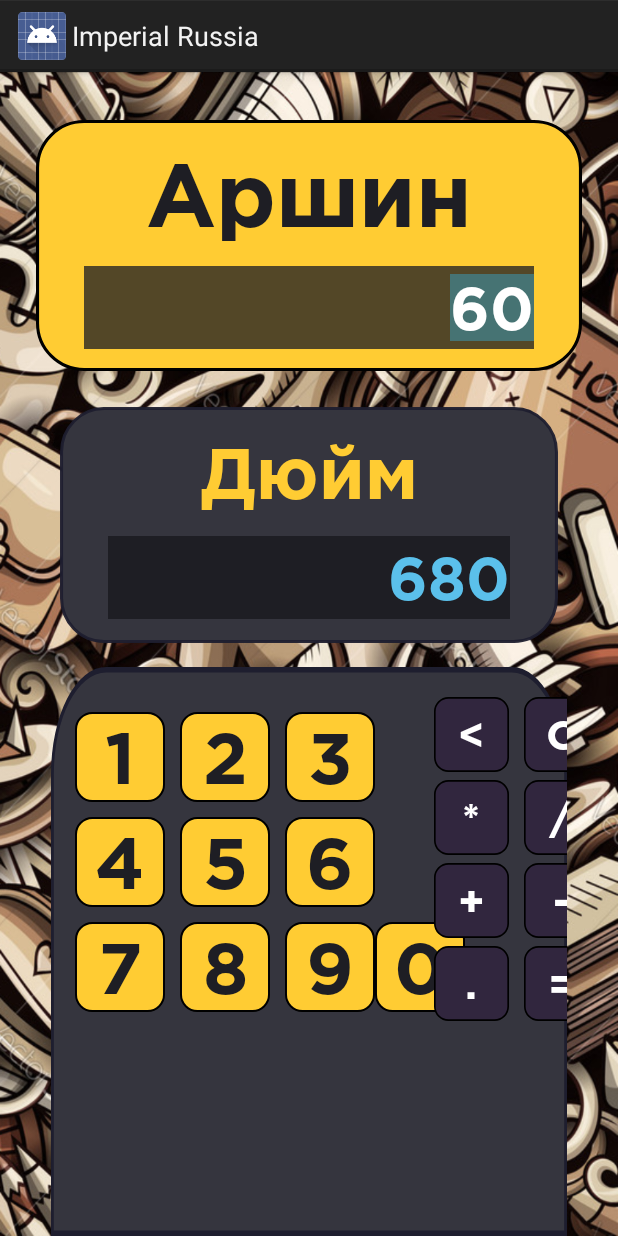
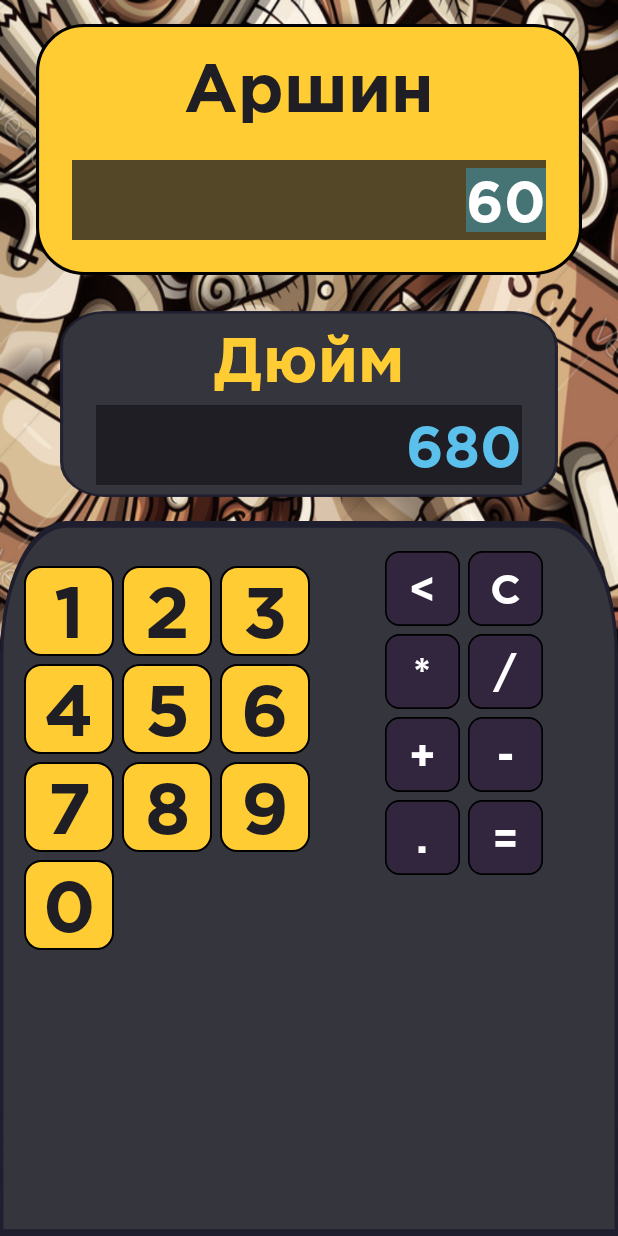
Before and after one commit to mikolasan/ForgottenStandards, an Android app: the screen it shows after launch (MeasuringActivity), on a phone screen of 412 x 824 dp. Run offline under Robolectric (Android 15) with nearby library versions, the phone set to English and light mode, and no system bars.

Commit message:
Fix layout and keyboard issues

```diff
--- a/app/build.gradle
+++ b/app/build.gradle
@@ -27,6 +27,7 @@ dependencies {
     implementation"org.jetbrains.kotlin:kotlin-stdlib-jdk7:$kotlin_version"
     implementation 'com.android.support.constraint:constraint-layout:1.1.3'
     implementation 'com.android.support:support-core-utils:28.0.0'
+    implementation 'com.android.support:appcompat-v7:28.0.0'
     testImplementation 'junit:junit:4.12'
     androidTestImplementation 'com.android.support.test:runner:1.0.2'
     androidTestImplementation 'com.android.support.test.espresso:espresso-core:3.0.2'
--- a/app/src/main/java/io/github/mikolasan/imperialrussia/BasicCalculator.kt
+++ b/app/src/main/java/io/github/mikolasan/imperialrussia/BasicCalculator.kt
@@ -17,19 +17,17 @@ class BasicCalculator(val expression: String) {
     }
 
 
-    fun nextChar() {
+    fun hasNextChar(): Boolean {
+        return pos + 1 < expression.length
+    }
+
+    fun nextChar(): Char? {
         char = expression.elementAtOrNull(++pos)
+        return char
     }
 
     fun eat(charToEat: Char): Boolean {
-        while (char == ' ') nextChar()
-        return when (char) {
-            charToEat -> {
-                nextChar()
-                true
-            }
-            else -> false
-        }
+        return (char == charToEat) && hasNextChar() && nextChar() != null
     }
 
     fun parse(): Double{
@@ -66,8 +64,9 @@ class BasicCalculator(val expression: String) {
     }
 
     fun parseFactor(): Double {
-        if (eat('+')) return parseFactor()
-        if (eat('-')) return parseFactor()
+
+        if (eat('+')) return parseFactor() // unary plus
+        if (eat('-')) return -parseFactor() // unary minus
         val startPos = pos
         var x = .0
         while (char in '0'..'9' || char == '.') {
--- a/app/src/main/java/io/github/mikolasan/imperialrussia/MeasuringActivity.kt
+++ b/app/src/main/java/io/github/mikolasan/imperialrussia/MeasuringActivity.kt
@@ -123,8 +123,8 @@ class MeasuringActivity : Activity() {
             }
 
             override fun onTextChanged(s: CharSequence?, start: Int, before: Int, count: Int) {
-                if (s?.isNotEmpty()!!) {
-                    val inches = s.toString().toDouble()
+                s?.let {
+                    val inches = BasicCalculator(s.toString()).eval()
                     val arshin = convertToArshin(inches)
                     convFromInput.setText(arshin.toString())
                 }
--- a/app/src/main/res/layout/activity_measuring.xml
+++ b/app/src/main/res/layout/activity_measuring.xml
@@ -20,7 +20,7 @@
             android:layout_height="167dp"
             android:layout_marginStart="24dp"
             android:layout_marginLeft="24dp"
-            android:layout_marginTop="32dp"
+            android:layout_marginTop="16dp"
             android:layout_marginEnd="24dp"
             android:layout_marginRight="24dp"
             android:background="@drawable/ic_from_panel"
@@ -28,7 +28,7 @@
             app:layout_constraintStart_toStartOf="parent"
             app:layout_constraintTop_toTopOf="parent">
 
-            <TextView
+            <android.support.v7.widget.AppCompatTextView
                 android:id="@+id/conv_from_title"
                 android:layout_width="wrap_content"
                 android:layout_height="wrap_content"
@@ -36,24 +36,24 @@
                 android:text="Аршин"
                 android:textAppearance="@style/ImperialKeypad"
                 android:textColor="@color/colorPrimary"
-                android:textSize="59sp"
+                android:textSize="45sp"
                 app:layout_constraintEnd_toEndOf="parent"
                 app:layout_constraintStart_toStartOf="parent"
                 app:layout_constraintTop_toTopOf="parent" />
 
-            <EditText
+            <android.support.v7.widget.AppCompatEditText
                 android:id="@+id/conv_from_input"
                 android:layout_width="0dp"
                 android:layout_height="wrap_content"
-                android:layout_marginStart="32dp"
-                android:layout_marginLeft="32dp"
-                android:layout_marginTop="16dp"
-                android:layout_marginEnd="32dp"
-                android:layout_marginRight="32dp"
-                android:layout_marginBottom="16dp"
+                android:layout_marginStart="24dp"
+                android:layout_marginLeft="24dp"
+                android:layout_marginTop="8dp"
+                android:layout_marginEnd="24dp"
+                android:layout_marginRight="24dp"
+                android:layout_marginBottom="8dp"
                 android:background="@color/backgroundAccent"
                 android:ems="10"
-                android:gravity="right"
+                android:gravity="right|center_vertical"
                 android:paddingTop="5dp"
                 android:paddingBottom="5dp"
                 android:selectAllOnFocus="true"
@@ -62,7 +62,7 @@
                 android:textAppearance="@style/ImperialKeypad"
                 android:textColor="@color/colorAccent"
                 android:textIsSelectable="true"
-                android:textSize="40sp"
+                android:textSize="38sp"
                 app:layout_constraintBottom_toBottomOf="parent"
                 app:layout_constraintEnd_toEndOf="parent"
                 app:layout_constraintStart_toStartOf="parent"
@@ -85,32 +85,32 @@
             app:layout_constraintStart_toStartOf="parent"
             app:layout_constraintTop_toBottomOf="@+id/convert_from">
 
-            <TextView
+            <android.support.v7.widget.AppCompatTextView
                 android:id="@+id/conv_to_title"
                 android:layout_width="wrap_content"
                 android:layout_height="wrap_content"
-                android:layout_marginTop="16dp"
+                android:layout_marginTop="8dp"
                 android:text="Дюйм"
                 android:textAppearance="@style/ImperialKeypad"
                 android:textColor="@color/colorPrimaryDark"
-                android:textSize="48sp"
+                android:textSize="42sp"
                 app:layout_constraintEnd_toEndOf="parent"
                 app:layout_constraintStart_toStartOf="parent"
                 app:layout_constraintTop_toTopOf="parent" />
 
-            <EditText
+            <android.support.v7.widget.AppCompatEditText
                 android:id="@+id/conv_to_input"
                 android:layout_width="0dp"
                 android:layout_height="wrap_content"
-                android:layout_marginStart="32dp"
-                android:layout_marginLeft="32dp"
-                android:layout_marginTop="16dp"
-                android:layout_marginEnd="32dp"
-                android:layout_marginRight="32dp"
-                android:layout_marginBottom="16dp"
+                android:layout_marginStart="24dp"
+                android:layout_marginLeft="24dp"
+                android:layout_marginTop="8dp"
+                android:layout_marginEnd="24dp"
+                android:layout_marginRight="24dp"
+                android:layout_marginBottom="8dp"
                 android:background="@color/backgroundDark"
                 android:ems="10"
-                android:gravity="right"
+                android:gravity="right|center_vertical"
                 android:paddingTop="5dp"
                 android:paddingBottom="5dp"
                 android:singleLine="true"
@@ -118,7 +118,7 @@
                 android:textAppearance="@style/ImperialKeypad"
                 android:textColor="@color/colorAccentDark"
                 android:textIsSelectable="true"
-                android:textSize="40sp"
+                android:textSize="38sp"
                 app:layout_constraintBottom_toBottomOf="parent"
                 app:layout_constraintEnd_toEndOf="parent"
                 app:layout_constraintStart_toStartOf="parent"
@@ -129,7 +129,7 @@
 
     <android.support.constraint.ConstraintLayout
         android:id="@+id/keyboard_layout"
-        android:layout_width="344dp"
+        android:layout_width="0dp"
         android:layout_height="0dp"
         android:background="@drawable/ic_keyboard_panel"
         app:layout_constraintBottom_toBottomOf="parent"
@@ -149,37 +149,40 @@
             app:layout_constraintTop_toTopOf="parent">
 
             <TableRow
-                android:layout_width="wrap_content"
+                android:layout_width="match_parent"
                 android:layout_height="match_parent">
 
-                <Button
+                <android.support.v7.widget.AppCompatButton
                     android:id="@+id/digit_1"
                     style="@android:style/Widget.Button"
                     android:layout_width="60dp"
                     android:layout_height="60dp"
-                    android:layout_marginRight="10dp"
+                    android:layout_marginRight="@dimen/keypad_margin"
                     android:background="@drawable/ic_digit_button"
+                    android:gravity="center"
                     android:text="@string/key_1"
                     android:textAppearance="@style/ImperialKeypad"
                     android:textColor="@color/colorPrimary"
                     android:textSize="48sp" />
 
-                <Button
+                <android.support.v7.widget.AppCompatButton
                     android:id="@+id/digit_2"
                     android:layout_width="60dp"
                     android:layout_height="60dp"
-                    android:layout_marginRight="10dp"
+                    android:layout_marginRight="@dimen/keypad_margin"
                     android:background="@drawable/ic_digit_button"
+                    android:gravity="center"
                     android:text="@string/key_2"
                     android:textAppearance="@style/ImperialKeypad"
                     android:textColor="@color/colorPrimary"
                     android:textSize="48sp" />
 
-                <Button
+                <android.support.v7.widget.AppCompatButton
                     android:id="@+id/digit_3"
                     android:layout_width="60dp"
                     android:layout_height="60dp"
                     android:background="@drawable/ic_digit_button"
+                    android:gravity="center"
                     android:text="@string/key_3"
                     android:textAppearance="@style/ImperialKeypad"
                     android:textColor="@color/colorPrimary"
@@ -190,35 +193,38 @@
             <TableRow
                 android:layout_width="match_parent"
                 android:layout_height="match_parent"
-                android:layout_marginTop="10dp">
+                android:layout_marginTop="@dimen/keypad_margin">
 
-                <Button
+                <android.support.v7.widget.AppCompatButton
                     android:id="@+id/digit_4"
                     android:layout_width="60dp"
                     android:layout_height="60dp"
-                    android:layout_marginRight="10dp"
+                    android:layout_marginRight="@dimen/keypad_margin"
                     android:background="@drawable/ic_digit_button"
+                    android:gravity="center"
                     android:text="@string/key_4"
                     android:textAppearance="@style/ImperialKeypad"
                     android:textColor="@color/colorPrimary"
                     android:textSize="48sp" />
 
-                <Button
+                <android.support.v7.widget.AppCompatButton
                     android:id="@+id/digit_5"
                     android:layout_width="60dp"
                     android:layout_height="60dp"
-                    android:layout_marginRight="10dp"
+                    android:layout_marginRight="@dimen/keypad_margin"
                     android:background="@drawable/ic_digit_button"
+                    android:gravity="center"
                     android:text="@string/key_5"
                     android:textAppearance="@style/ImperialKeypad"
                     android:textColor="@color/colorPrimary"
                     android:textSize="48sp" />
 
-                <Button
+                <android.support.v7.widget.AppCompatButton
                     android:id="@+id/digit_6"
                     android:layout_width="60dp"
                     android:layout_height="60dp"
                     android:background="@drawable/ic_digit_button"
+                    android:gravity="center"
                     android:text="@string/key_6"
                     android:textAppearance="@style/ImperialKeypad"
                     android:textColor="@color/colorPrimary"
@@ -229,50 +235,61 @@
             <TableRow
                 android:layout_width="match_parent"
                 android:layout_height="match_parent"
-                android:layout_marginTop="10dp">
+                android:layout_marginTop="@dimen/keypad_margin">
 
-                <Button
+                <android.support.v7.widget.AppCompatButton
                     android:id="@+id/digit_7"
                     android:layout_width="60dp"
                     android:layout_height="60dp"
-                    android:layout_marginRight="10dp"
+                    android:layout_marginRight="@dimen/keypad_margin"
                     android:background="@drawable/ic_digit_button"
+                    android:gravity="center"
                     android:text="@string/key_7"
                     android:textAppearance="@style/ImperialKeypad"
                     android:textColor="@color/colorPrimary"
                     android:textSize="48sp" />
 
-                <Button
+                <android.support.v7.widget.AppCompatButton
                     android:id="@+id/digit_8"
                     android:layout_width="60dp"
                     android:layout_height="60dp"
-                    android:layout_marginRight="10dp"
+                    android:layout_marginRight="@dimen/keypad_margin"
                     android:background="@drawable/ic_digit_button"
+                    android:gravity="center"
                     android:text="@string/key_8"
                     android:textAppearance="@style/ImperialKeypad"
                     android:textColor="@color/colorPrimary"
                     android:textSize="48sp" />
 
-                <Button
+                <android.support.v7.widget.AppCompatButton
                     android:id="@+id/digit_9"
                     android:layout_width="60dp"
                     android:layout_height="60dp"
                     android:background="@drawable/ic_digit_button"
+                    android:gravity="center"
                     android:text="@string/key_9"
                     android:textAppearance="@style/ImperialKeypad"
                     android:textColor="@color/colorPrimary"
                     android:textSize="48sp" />
 
-                <Button
+            </TableRow>
+
+            <TableRow
+                android:layout_width="match_parent"
+                android:layout_height="match_parent">
+
+                <android.support.v7.widget.AppCompatButton
                     android:id="@+id/digit_0"
                     android:layout_width="60dp"
                     android:layout_height="60dp"
+                    android:layout_marginTop="@dimen/keypad_margin"
+                    android:layout_marginRight="@dimen/keypad_margin"
                     android:background="@drawable/ic_digit_button"
+                    android:gravity="center"
                     android:text="@string/key_0"
                     android:textAppearance="@style/ImperialKeypad"
                     android:textColor="@color/colorPrimary"
                     android:textSize="48sp" />
-
             </TableRow>
 
         </TableLayout>
@@ -290,19 +307,19 @@
                 android:layout_width="match_parent"
                 android:layout_height="match_parent">
 
-                <Button
+                <android.support.v7.widget.AppCompatButton
                     android:id="@+id/op_back"
                     style="@android:style/Widget.Button"
                     android:layout_width="50dp"
                     android:layout_height="50dp"
-                    android:layout_marginRight="10dp"
+                    android:layout_marginRight="@dimen/keypad_margin"
                     android:background="@drawable/ic_operator_button"
                     android:text="@string/key_back"
                     android:textAppearance="@style/ImperialKeypad"
                     android:textColor="@color/colorAccent"
                     android:textSize="28sp" />
 
-                <Button
+                <android.support.v7.widget.AppCompatButton
                     android:id="@+id/op_clear"
                     style="@android:style/Widget.Button"
                     android:layout_width="50dp"
@@ -319,19 +336,19 @@
                 android:layout_height="match_parent"
                 android:layout_marginTop="5dp">
 
-                <Button
+                <android.support.v7.widget.AppCompatButton
                     android:id="@+id/op_mult"
                     style="@android:style/Widget.Button"
                     android:layout_width="50dp"
                     android:layout_height="50dp"
-                    android:layout_marginRight="10dp"
+                    android:layout_marginRight="@dimen/keypad_margin"
                     android:background="@drawable/ic_operator_button"
                     android:text="@string/key_mult"
                     android:textAppearance="@style/ImperialKeypad"
                     android:textColor="@color/colorAccent"
                     android:textSize="28sp" />
 
-                <Button
+                <android.support.v7.widget.AppCompatButton
                     android:id="@+id/op_div"
                     style="@android:style/Widget.Button"
                     android:layout_width="50dp"
@@ -349,19 +366,19 @@
                 android:layout_height="match_parent"
                 android:layout_marginTop="5dp">
 
-                <Button
+                <android.support.v7.widget.AppCompatButton
                     android:id="@+id/op_plus"
                     style="@android:style/Widget.Button"
                     android:layout_width="50dp"
                     android:layout_height="50dp"
-                    android:layout_marginRight="10dp"
+                    android:layout_marginRight="@dimen/keypad_margin"
                     android:background="@drawable/ic_operator_button"
                     android:text="@string/key_plus"
                     android:textAppearance="@style/ImperialKeypad"
                     android:textColor="@color/colorAccent"
                     android:textSize="28sp" />
 
-                <Button
+                <android.support.v7.widget.AppCompatButton
                     android:id="@+id/op_minus"
                     style="@android:style/Widget.Button"
                     android:layout_width="50dp"
@@ -379,19 +396,19 @@
                 android:layout_height="match_parent"
                 android:layout_marginTop="5dp">
 
-                <Button
+                <android.support.v7.widget.AppCompatButton
                     android:id="@+id/op_dot"
                     style="@android:style/Widget.Button"
                     android:layout_width="50dp"
                     android:layout_height="50dp"
-                    android:layout_marginRight="10dp"
+                    android:layout_marginRight="@dimen/keypad_margin"
                     android:background="@drawable/ic_operator_button"
                     android:text="@string/key_dot"
                     android:textAppearance="@style/ImperialKeypad"
                     android:textColor="@color/colorAccent"
                     android:textSize="28sp" />
 
-                <Button
+                <android.support.v7.widget.AppCompatButton
                     android:id="@+id/op_eval"
                     style="@android:style/Widget.Button"
                     android:layout_width="50dp"
--- a/app/src/main/res/values/dimens.xml
+++ b/app/src/main/res/values/dimens.xml
@@ -1,2 +1,4 @@
 <?xml version="1.0" encoding="utf-8"?>
-<resources></resources>
+<resources>
+    <dimen name="keypad_margin">5dp</dimen>
+</resources>
--- a/app/src/main/res/values/styles.xml
+++ b/app/src/main/res/values/styles.xml
@@ -1,7 +1,7 @@
 <resources>
 
     <!-- Base application theme. -->
-    <style name="AppTheme" parent="android:Theme.Holo.Light.DarkActionBar">
+    <style name="AppTheme" parent="android:Theme.Holo.NoActionBar">
         <!-- Customize your theme here. -->
     </style>
 
```
